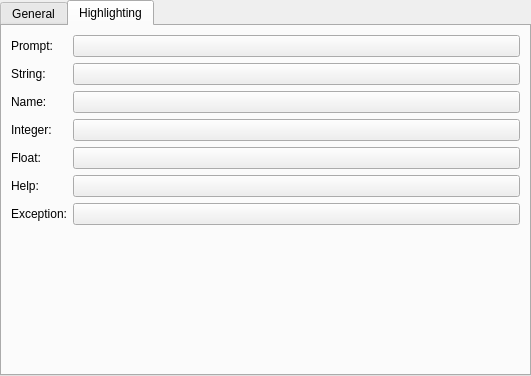
This is addons/kate/pate/src/plugins/python_console_classic/config.ui in KDE/kate as Qt 5 draws it before an edit. The edited form follows.
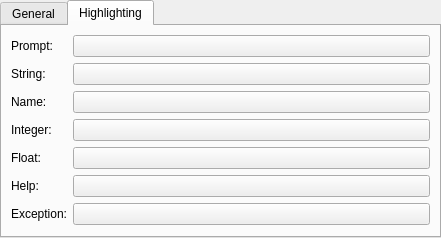
This is the edited form. Custom widgets are drawn as their Qt base class.

Commit message: remove useless geometry property from some UI files

```diff
--- a/addons/kate/pate/src/plugins/python_console_classic/config.ui
+++ b/addons/kate/pate/src/plugins/python_console_classic/config.ui
@@ -2,14 +2,6 @@
 <ui version="4.0">
  <class>ConsoleConfig</class>
  <widget class="KTabWidget" name="ConsoleConfig">
-  <property name="geometry">
-   <rect>
-    <x>0</x>
-    <y>0</y>
-    <width>531</width>
-    <height>376</height>
-   </rect>
-  </property>
   <property name="currentIndex">
    <number>1</number>
   </property>
```
The commit also changes 22 other files.
